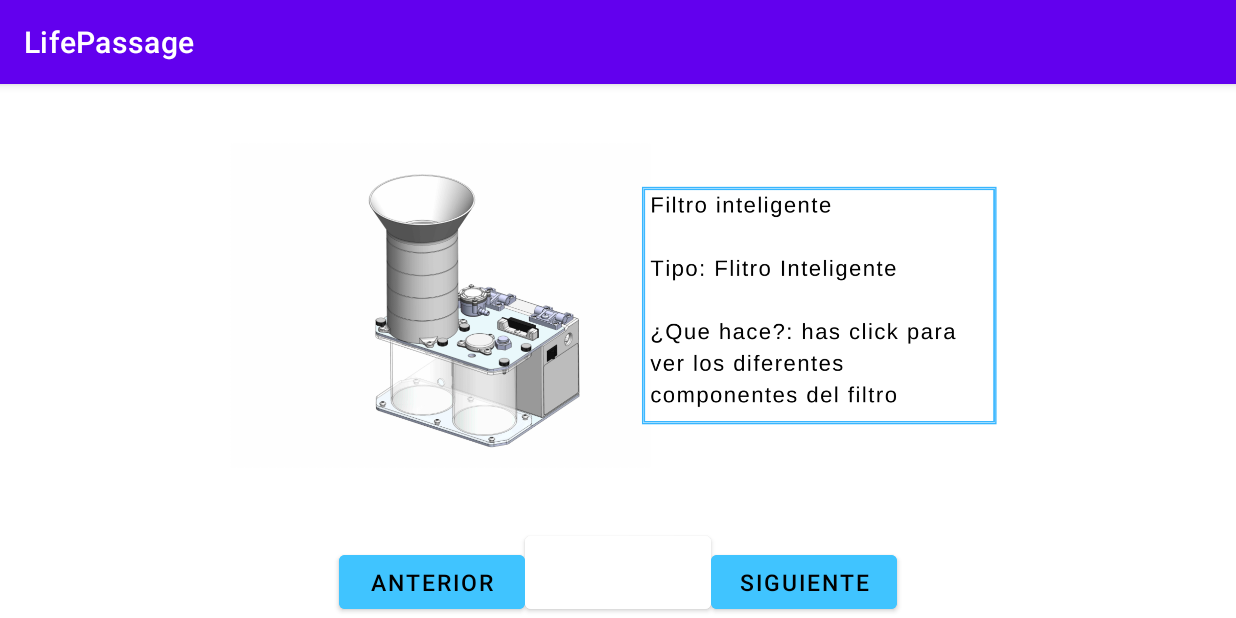
After one commit to FrugalInnovationHub/LIFE-Android, an Android app: the FilterActivity screen opened directly, with no data from a screen before it, on a phone screen of 824 x 412 dp (held sideways). The commit adds this screen. Run offline under Robolectric (Android 15) with nearby library versions, the phone set to English and light mode, and no system bars.

Commit message:
adding Filter Page

```diff
--- a/app/build.gradle
+++ b/app/build.gradle
@@ -42,6 +42,8 @@ dependencies {
     androidTestImplementation 'androidx.test.ext:junit:1.1.3'
     androidTestImplementation 'androidx.test.espresso:espresso-core:3.4.0'
     implementation 'es.voghdev.pdfviewpager:library:1.1.2'
+    implementation 'com.synnapps:carouselview:0.1.4'
+
 
 
 }
--- /dev/null
+++ b/app/src/main/java/com/scu/lifepassage/FilterActivity.java
@@ -0,0 +1,77 @@
+package com.scu.lifepassage;
+
+import androidx.appcompat.app.AppCompatActivity;
+import android.os.Bundle;
+import android.view.View;
+import android.widget.Button;
+import android.widget.ImageView;
+
+
+public class FilterActivity extends AppCompatActivity implements View.OnClickListener {
+
+
+    int image_index = 0;
+    private static final int MAX_IMAGE_COUNT = 6;
+
+    private int[] mImageIds = {
+            R.drawable.image1,
+            R.drawable.image2,
+            R.drawable.image3,
+            R.drawable.image4,
+            R.drawable.image5,
+            R.drawable.image6
+    };
+
+    @Override
+    public void onCreate(Bundle savedInstanceState) {
+        super.onCreate(savedInstanceState);
+        setContentView(R.layout.activity_filter);
+
+        Button btnPrevious = (Button)findViewById(R.id.previous_btn);
+        btnPrevious.setOnClickListener(this);
+        Button btnNext = (Button)findViewById(R.id.next_btn);
+        btnNext.setOnClickListener(this);
+
+        showImage();
+
+    }
+
+    private void showImage() {
+
+        ImageView imgView = (ImageView) findViewById(R.id.myimage);
+        imgView.setImageResource(mImageIds[image_index]);
+
+    }
+
+    public void onClick(View v) {
+
+        switch (v.getId()) {
+
+            case (R.id.previous_btn):
+
+                image_index--;
+
+                if (image_index == -1) {
+                    image_index = MAX_IMAGE_COUNT - 1;
+                }
+
+                showImage();
+
+                break;
+
+            case (R.id.next_btn):
+
+                image_index++;
+
+                if (image_index == MAX_IMAGE_COUNT) {
+                    image_index = 0;
+                }
+
+                showImage();
+
+                break;
+
+        }
+
+    }
+}
--- /dev/null
+++ b/app/src/main/res/layout/activity_filter.xml
@@ -0,0 +1,50 @@
+<?xml version="1.0" encoding="utf-8"?>
+<RelativeLayout xmlns:android="http://schemas.android.com/apk/res/android"
+    android:orientation="vertical"
+    android:layout_width="match_parent"
+    android:layout_height="match_parent"
+    >
+
+    <Button
+        android:id="@+id/previous_btn"
+        android:layout_width="124dip"
+        android:layout_height="wrap_content"
+        android:layout_toLeftOf="@+id/transparent_btn"
+        android:text="anterior"
+        android:layout_alignParentBottom="true"
+        android:backgroundTint="@color/button"
+        android:textColor="@color/black"
+        android:textSize="15dp"
+        />
+    <Button
+        android:id="@+id/transparent_btn"
+        android:layout_width="124dip"
+        android:layout_height="wrap_content"
+        android:text=""
+        android:layout_alignParentBottom="true"
+        android:layout_centerHorizontal="true"
+        android:backgroundTint="@color/white"
+        android:textColor="@color/black"
+        android:textSize="30dp"
+        />
+
+    <Button
+        android:id="@+id/next_btn"
+        android:layout_width="124dip"
+        android:layout_height="wrap_content"
+        android:layout_toRightOf="@+id/transparent_btn"
+        android:text="siguiente"
+        android:backgroundTint="@color/button"
+        android:layout_alignParentBottom="true"
+        android:textColor="@color/black"
+        android:textSize="15dp"
+        />
+
+    <ImageView
+        android:id="@+id/myimage"
+        android:layout_width="match_parent"
+        android:layout_height="wrap_content"
+        android:layout_above="@id/transparent_btn"
+        />
+
+</RelativeLayout>
--- a/gradle.properties
+++ b/gradle.properties
@@ -20,3 +20,4 @@ android.useAndroidX=true
 # thereby reducing the size of the R class for that library
 android.nonTransitiveRClass=true
 authToken=jp_dq591q0bc7rrl3dfnpbl4hqhk3
+android.enableJetifier=true
```
Also changed, not shown: app/src/main/AndroidManifest.xml (+8 -0 lines), app/src/main/java/com/scu/lifepassage/MainActivity.java (+9 -0 lines), app/src/main/res/drawable/image1.png (added), app/src/main/res/drawable/image2.png (added), app/src/main/res/drawable/image3.png (added), app/src/main/res/drawable/image4.png (added), app/src/main/res/drawable/image5.png (added), app/src/main/res/drawable/image6.png (added).
